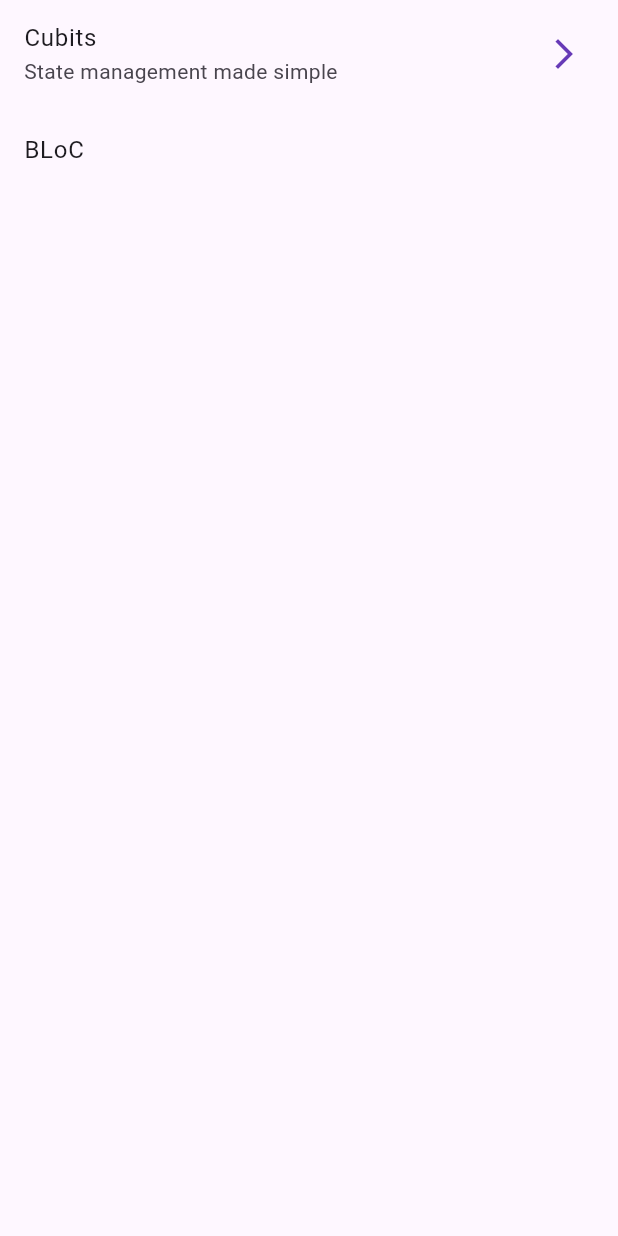
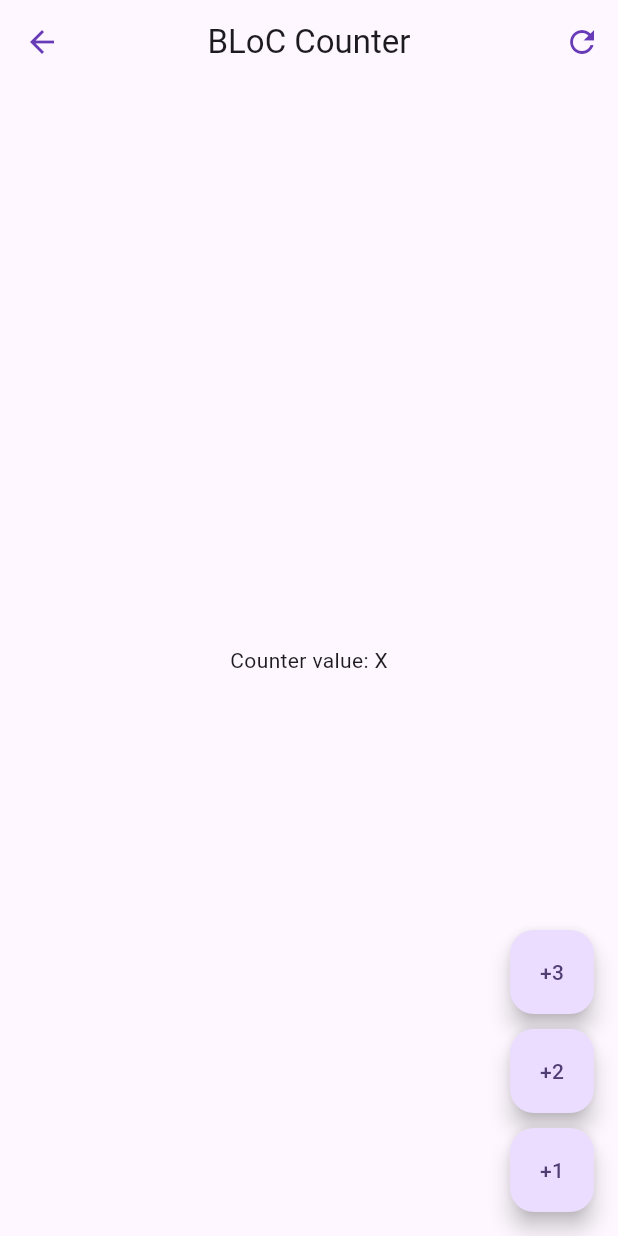
Before and after one commit to eacardenase/flutter-forms-app, a Flutter app: the screen it shows after launch, after a tap on "BLoC", on a phone screen of 412 x 824 dp. Run offline on Flutter 3.47's test engine with Material 3 defaults, Android fonts, the phone set to English and light mode, and no system bars; our stand-ins replace go_router.

Commit message:
feat: add bloc screen

```diff
--- a/lib/config/router/app_router.dart
+++ b/lib/config/router/app_router.dart
@@ -13,5 +13,9 @@ final appRouter = GoRouter(
       path: '/cubits',
       builder: (context, state) => const CubitCounterScreen(),
     ),
+    GoRoute(
+      path: '/bloc',
+      builder: (context, state) => const BlocCounterScreen(),
+    ),
   ],
 );
--- /dev/null
+++ b/lib/presentation/screens/bloc_counter_screen.dart
@@ -0,0 +1,47 @@
+import 'package:flutter/material.dart';
+
+class BlocCounterScreen extends StatelessWidget {
+  const BlocCounterScreen({super.key});
+
+  @override
+  Widget build(BuildContext context) {
+    return Scaffold(
+      appBar: AppBar(
+        title: const Text('BLoC Counter'),
+        actions: [
+          IconButton(
+            onPressed: () {},
+            icon: const Icon(Icons.refresh),
+          )
+        ],
+      ),
+      body: const Center(
+        child: Text(
+          'Counter value: X',
+        ),
+      ),
+      floatingActionButton: Column(
+        mainAxisAlignment: MainAxisAlignment.end,
+        children: [
+          FloatingActionButton(
+            onPressed: () {},
+            heroTag: '3',
+            child: const Text('+3'),
+          ),
+          const SizedBox(height: 10),
+          FloatingActionButton(
+            onPressed: () {},
+            heroTag: '2',
+            child: const Text('+2'),
+          ),
+          const SizedBox(height: 10),
+          FloatingActionButton(
+            onPressed: () {},
+            heroTag: '1',
+            child: const Text('+1'),
+          ),
+        ],
+      ),
+    );
+  }
+}
--- a/lib/presentation/screens/home_screen.dart
+++ b/lib/presentation/screens/home_screen.dart
@@ -18,7 +18,8 @@ class HomeScreen extends StatelessWidget {
           ),
           ListTile(
             title: const Text('BLoC'),
-            onTap: () {},
+            trailing: const Icon(Icons.arrow_forward_ios),
+            onTap: () => context.push('/bloc'),
           ),
         ],
       ),
--- a/lib/presentation/screens/screens.dart
+++ b/lib/presentation/screens/screens.dart
@@ -1,2 +1,3 @@
+export 'package:forms_app/presentation/screens/bloc_counter_screen.dart';
 export 'package:forms_app/presentation/screens/cubit_counter_screen.dart';
 export 'package:forms_app/presentation/screens/home_screen.dart';
```
